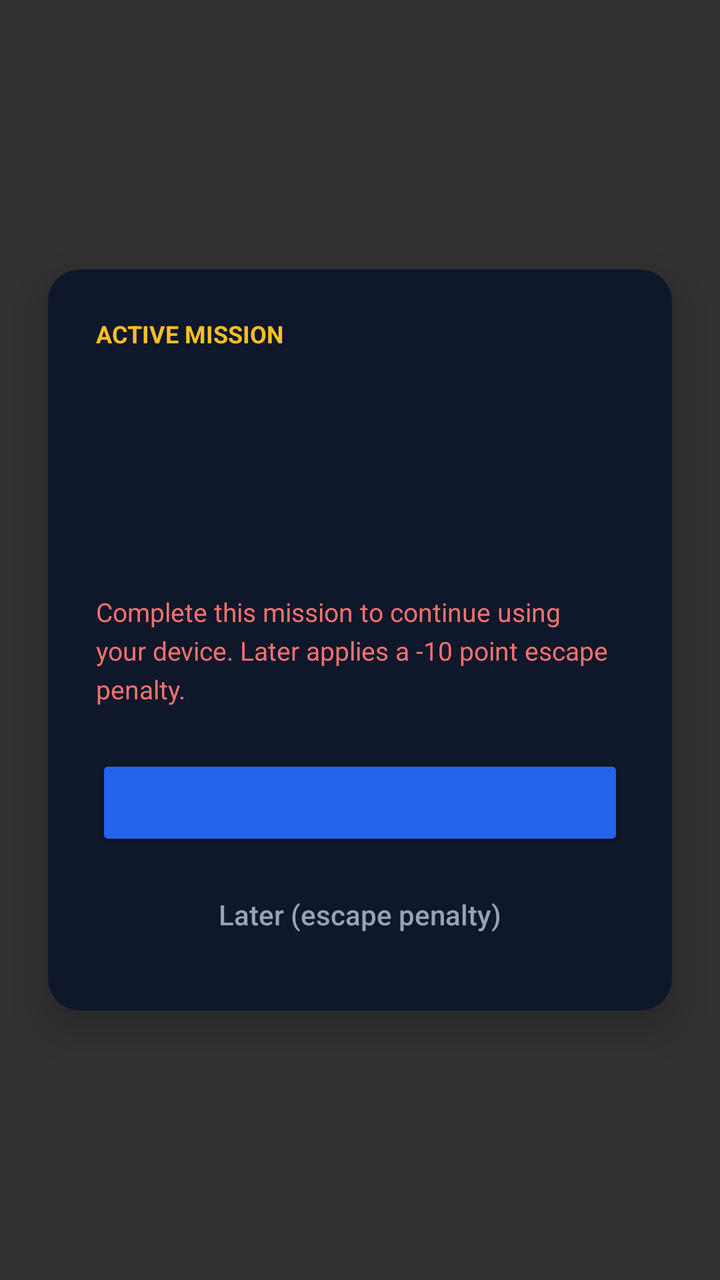
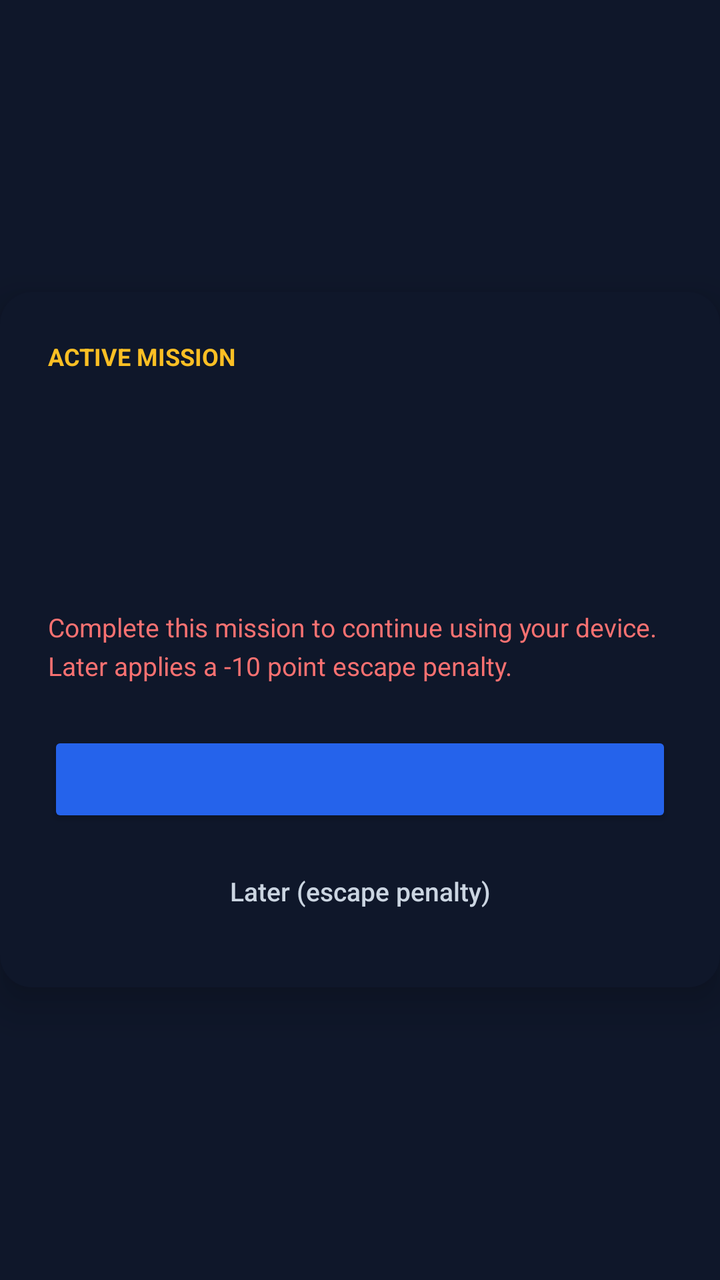

Screens rendered from an Android XML layout before and after an edit, with the pre-edit source and the edit as a unified diff.
<!-- AndroidManifest.xml: application theme AppTheme -->
<!-- res/layout/overlay_mission.xml -->
<?xml version="1.0" encoding="utf-8"?>
<FrameLayout xmlns:android="http://schemas.android.com/apk/res/android"
    android:id="@+id/overlay_root"
    android:layout_width="match_parent"
    android:layout_height="match_parent"
    android:background="#CC000000"
    android:clickable="true"
    android:focusable="true">

    <LinearLayout
        android:layout_width="match_parent"
        android:layout_height="wrap_content"
        android:layout_gravity="center"
        android:layout_marginHorizontal="24dp"
        android:background="@drawable/overlay_mission_card"
        android:elevation="12dp"
        android:orientation="vertical"
        android:padding="24dp">

        <TextView
            android:id="@+id/overlay_badge"
            android:layout_width="wrap_content"
            android:layout_height="wrap_content"
            android:text="@string/overlay_mission_badge"
            android:textColor="#FBBF24"
            android:textSize="12sp"
            android:textStyle="bold" />

        <TextView
            android:id="@+id/overlay_title"
            android:layout_width="match_parent"
            android:layout_height="wrap_content"
            android:layout_marginTop="8dp"
            android:textColor="#FFFFFF"
            android:textSize="22sp"
            android:textStyle="bold" />

        <TextView
            android:id="@+id/overlay_description"
            android:layout_width="match_parent"
            android:layout_height="wrap_content"
            android:layout_marginTop="12dp"
            android:lineSpacingExtra="4dp"
            android:textColor="#CBD5E1"
            android:textSize="16sp" />

        <TextView
            android:id="@+id/overlay_points"
            android:layout_width="match_parent"
            android:layout_height="wrap_content"
            android:layout_marginTop="16dp"
            android:textColor="#94A3B8"
            android:textSize="14sp" />

        <TextView
            android:id="@+id/overlay_warning"
            android:layout_width="match_parent"
            android:layout_height="wrap_content"
            android:layout_marginTop="16dp"
            android:lineSpacingExtra="4dp"
            android:text="@string/overlay_mission_warning"
            android:textColor="#F87171"
            android:textSize="13sp" />

        <Button
            android:id="@+id/overlay_btn_complete"
            android:layout_width="match_parent"
            android:layout_height="wrap_content"
            android:layout_marginTop="24dp"
            android:backgroundTint="#2563EB"
            android:textAllCaps="false"
            android:textColor="#FFFFFF"
            android:textSize="16sp"
            android:textStyle="bold" />

        <Button
            android:id="@+id/overlay_btn_later"
            style="@style/Widget.AppCompat.Button.Borderless"
            android:layout_width="match_parent"
            android:layout_height="wrap_content"
            android:layout_marginTop="8dp"
            android:text="@string/overlay_mission_later"
            android:textAllCaps="false"
            android:textColor="#94A3B8"
            android:textSize="14sp" />
    </LinearLayout>
</FrameLayout>
<!-- resources referenced by this layout -->
<resources>
  <!-- drawable overlay_mission_card (drawable) -->
  <?xml version="1.0" encoding="utf-8"?>
  <shape xmlns:android="http://schemas.android.com/apk/res/android"
      android:shape="rectangle">
      <solid android:color="#0F172A" />
      <corners android:radius="16dp" />
      <padding
          android:bottom="8dp"
          android:left="8dp"
          android:right="8dp"
          android:top="8dp" />
  </shape>
  <string name="overlay_mission_badge">ACTIVE MISSION</string>
  <string name="overlay_mission_later">Later (escape penalty)</string>
  <string name="overlay_mission_warning">Complete this mission to continue using your device. Later applies a -10 point escape penalty.</string>
  <style name="AppTheme" parent="Theme.AppCompat.DayNight.NoActionBar">
          
          <item name="android:editTextBackground">@drawable/rn_edit_text_material</item>
      </style>
  <!-- drawable rn_edit_text_material (drawable) -->
  <?xml version="1.0" encoding="utf-8"?>
  <inset xmlns:android="http://schemas.android.com/apk/res/android"
         android:insetLeft="@dimen/abc_edit_text_inset_horizontal_material"
         android:insetRight="@dimen/abc_edit_text_inset_horizontal_material"
         android:insetTop="@dimen/abc_edit_text_inset_top_material"
         android:insetBottom="@dimen/abc_edit_text_inset_bottom_material"
         >
  
      <selector>
          
          <item android:state_enabled="false" android:drawable="@drawable/abc_textfield_default_mtrl_alpha"/>
          <item android:drawable="@drawable/abc_textfield_activated_mtrl_alpha"/>
      </selector>
  
  </inset>
</resources>

<!-- the commit's change to res/layout/overlay_mission.xml (unified diff, before → after) -->
@@ -3,85 +3,99 @@
     android:id="@+id/overlay_root"
     android:layout_width="match_parent"
     android:layout_height="match_parent"
-    android:background="#CC000000"
+    android:background="@color/overlay_bg"
     android:clickable="true"
     android:focusable="true">
 
-    <LinearLayout
+    <ScrollView
         android:layout_width="match_parent"
-        android:layout_height="wrap_content"
-        android:layout_gravity="center"
-        android:layout_marginHorizontal="24dp"
-        android:background="@drawable/overlay_mission_card"
-        android:elevation="12dp"
-        android:orientation="vertical"
-        android:padding="24dp">
+        android:layout_height="match_parent"
+        android:fillViewport="true">
 
-        <TextView
-            android:id="@+id/overlay_badge"
-            android:layout_width="wrap_content"
-            android:layout_height="wrap_content"
-            android:text="@string/overlay_mission_badge"
-            android:textColor="#FBBF24"
-            android:textSize="12sp"
-            android:textStyle="bold" />
+        
+        <LinearLayout
+            android:layout_width="match_parent"
+            android:layout_height="match_parent"
+            android:gravity="center"
+            android:orientation="vertical">
 
-        <TextView
-            android:id="@+id/overlay_title"
-            android:layout_width="match_parent"
-            android:layout_height="wrap_content"
-            android:layout_marginTop="8dp"
-            android:textColor="#FFFFFF"
-            android:textSize="22sp"
-            android:textStyle="bold" />
+            
+            <LinearLayout
+                android:id="@+id/overlay_card"
+                android:layout_width="match_parent"
+                android:layout_height="wrap_content"
+                android:background="@drawable/overlay_mission_card"
+                android:elevation="12dp"
+                android:orientation="vertical"
+                android:padding="@dimen/overlay_card_padding">
 
-        <TextView
-            android:id="@+id/overlay_description"
-            android:layout_width="match_parent"
-            android:layout_height="wrap_content"
-            android:layout_marginTop="12dp"
-            android:lineSpacingExtra="4dp"
-            android:textColor="#CBD5E1"
-            android:textSize="16sp" />
+                <TextView
+                    android:id="@+id/overlay_badge"
+                    android:layout_width="wrap_content"
+                    android:layout_height="wrap_content"
+                    android:text="@string/overlay_mission_badge"
+                    android:textColor="@color/overlay_badge"
+                    android:textSize="@dimen/overlay_text_badge"
+                    android:textStyle="bold" />
 
-        <TextView
-            android:id="@+id/overlay_points"
-            android:layout_width="match_parent"
-            android:layout_height="wrap_content"
-            android:layout_marginTop="16dp"
-            android:textColor="#94A3B8"
-            android:textSize="14sp" />
+                <TextView
+                    android:id="@+id/overlay_title"
+                    android:layout_width="match_parent"
+                    android:layout_height="wrap_content"
+                    android:layout_marginTop="@dimen/overlay_spacing_sm"
+                    android:textColor="@color/overlay_title"
+                    android:textSize="@dimen/overlay_text_title"
+                    android:textStyle="bold" />
 
-        <TextView
-            android:id="@+id/overlay_warning"
-            android:layout_width="match_parent"
-            android:layout_height="wrap_content"
-            android:layout_marginTop="16dp"
-            android:lineSpacingExtra="4dp"
-            android:text="@string/overlay_mission_warning"
-            android:textColor="#F87171"
-            android:textSize="13sp" />
+                <TextView
+                    android:id="@+id/overlay_description"
+                    android:layout_width="match_parent"
+                    android:layout_height="wrap_content"
+                    android:layout_marginTop="@dimen/overlay_spacing_md"
+                    android:lineSpacingExtra="4dp"
+                    android:textColor="@color/overlay_description"
+                    android:textSize="@dimen/overlay_text_description" />
 
-        <Button
-            android:id="@+id/overlay_btn_complete"
-            android:layout_width="match_parent"
-            android:layout_height="wrap_content"
-            android:layout_marginTop="24dp"
-            android:backgroundTint="#2563EB"
-            android:textAllCaps="false"
-            android:textColor="#FFFFFF"
-            android:textSize="16sp"
-            android:textStyle="bold" />
+                <TextView
+                    android:id="@+id/overlay_points"
+                    android:layout_width="match_parent"
+                    android:layout_height="wrap_content"
+                    android:layout_marginTop="@dimen/overlay_spacing_lg"
+                    android:textColor="@color/overlay_caption"
+                    android:textSize="@dimen/overlay_text_caption" />
 
-        <Button
-            android:id="@+id/overlay_btn_later"
-            style="@style/Widget.AppCompat.Button.Borderless"
-            android:layout_width="match_parent"
-            android:layout_height="wrap_content"
-            android:layout_marginTop="8dp"
-            android:text="@string/overlay_mission_later"
-            android:textAllCaps="false"
-            android:textColor="#94A3B8"
-            android:textSize="14sp" />
-    </LinearLayout>
+                <TextView
+                    android:id="@+id/overlay_warning"
+                    android:layout_width="match_parent"
+                    android:layout_height="wrap_content"
+                    android:layout_marginTop="@dimen/overlay_spacing_lg"
+                    android:lineSpacingExtra="4dp"
+                    android:text="@string/overlay_mission_warning"
+                    android:textColor="@color/overlay_warning"
+                    android:textSize="@dimen/overlay_text_warning" />
+
+                <Button
+                    android:id="@+id/overlay_btn_complete"
+                    android:layout_width="match_parent"
+                    android:layout_height="wrap_content"
+                    android:layout_marginTop="@dimen/overlay_spacing_xl"
+                    android:backgroundTint="@color/overlay_btn_complete_bg"
+                    android:textAllCaps="false"
+                    android:textColor="@color/overlay_title"
+                    android:textSize="16sp"
+                    android:textStyle="bold" />
+
+                <Button
+                    android:id="@+id/overlay_btn_later"
+                    style="@style/Widget.AppCompat.Button.Borderless"
+                    android:layout_width="match_parent"
+                    android:layout_height="wrap_content"
+                    android:layout_marginTop="@dimen/overlay_spacing_sm"
+                    android:text="@string/overlay_mission_later"
+                    android:textAllCaps="false"
+                    android:textColor="@color/overlay_caption"
+                    android:textSize="@dimen/overlay_text_caption" />
+            </LinearLayout>
+        </LinearLayout>
+    </ScrollView>
 </FrameLayout>
<!-- resource entries referenced after the edit -->
@@ -1,10 +1,28 @@
 <!-- resources referenced by this layout -->
 <resources>
+  <color name="overlay_badge">#FBBF24</color>
+  <color name="overlay_bg">#0F172A</color>
+  <color name="overlay_btn_complete_bg">#2563EB</color>
+  <color name="overlay_caption">#CBD5E1</color>
+  <color name="overlay_description">#CBD5E1</color>
+  <color name="overlay_title">#FFFFFF</color>
+  <color name="overlay_warning">#F87171</color>
+  <dimen name="overlay_card_padding">24dp</dimen>
+  <dimen name="overlay_spacing_lg">16dp</dimen>
+  <dimen name="overlay_spacing_md">12dp</dimen>
+  <dimen name="overlay_spacing_sm">8dp</dimen>
+  <dimen name="overlay_spacing_xl">24dp</dimen>
+  <dimen name="overlay_text_badge">12sp</dimen>
+  <dimen name="overlay_text_caption">13sp</dimen>
+  <dimen name="overlay_text_description">16sp</dimen>
+  <dimen name="overlay_text_title">20sp</dimen>
+  <dimen name="overlay_text_warning">13sp</dimen>
   <!-- drawable overlay_mission_card (drawable) -->
   <?xml version="1.0" encoding="utf-8"?>
   <shape xmlns:android="http://schemas.android.com/apk/res/android"
       android:shape="rectangle">
-      <solid android:color="#0F172A" />
+      
+      <solid android:color="@color/overlay_bg" />
       <corners android:radius="16dp" />
       <padding
           android:bottom="8dp"
